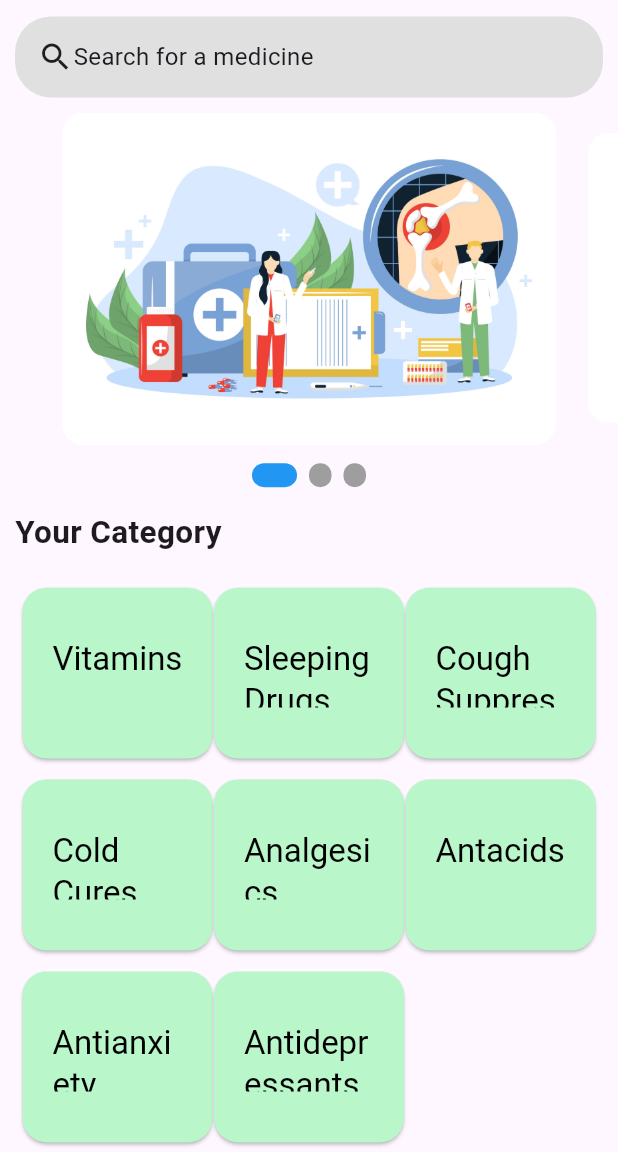
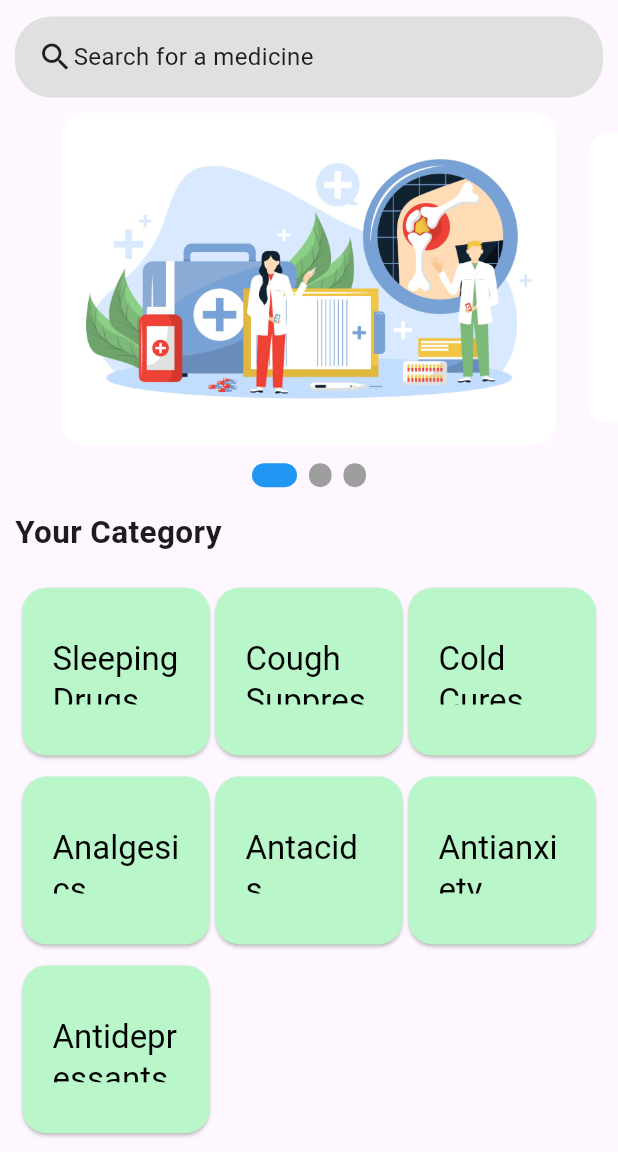
Before and after one commit to Ayaabq/pharma, a Flutter app: the CategoriesScreen screen opened directly, on a phone screen of 412 x 824 dp, the part 84-1236 px from its top. Run offline on Flutter 3.47's test engine with Material 3 defaults, Android fonts, the light colour scheme and no system bars; drawn by our look-alikes of carousel_slider, smooth_page_indicator; our stand-ins replace animated_splash_screen, google_fonts, page_transition, simple_gradient_text; missing offline and left inert: regexpattern; accounts and stored records are empty.

Commit message:
editing Colors..

```diff
--- a/lib/data/dummy_data_category.dart
+++ b/lib/data/dummy_data_category.dart
@@ -3,11 +3,6 @@ import 'package:flutter/material.dart';
 import 'package:pharma/models/category.dart';
 
 const availableCategories = [
-  Category(
-    id: 'c1',
-    title: 'Vitamins',
-    // color: Colors.purple,
-  ),
   Category(
     id: 'c2',
     title: 'Sleeping Drugs',
--- a/lib/screens/categories.dart
+++ b/lib/screens/categories.dart
@@ -121,7 +121,7 @@ class _CategoriesScreenState extends State<CategoriesScreen> {
               gridDelegate: const SliverGridDelegateWithFixedCrossAxisCount(
                 crossAxisCount: 3,
                 childAspectRatio: 0.99,
-                crossAxisSpacing: 1,
+                crossAxisSpacing: 4,
                 mainAxisSpacing: 0,
               ),
               children: [
--- a/lib/screens/medicines.dart
+++ b/lib/screens/medicines.dart
@@ -40,7 +40,7 @@ class MedicinesScreen extends StatelessWidget {
     return Scaffold(
       appBar: AppBar(
         title: Text(title),
-        backgroundColor: Colors.deepPurple,
+        backgroundColor: Color.fromARGB(255, 67, 201, 201),
       ),
       body: content,
     );
```
